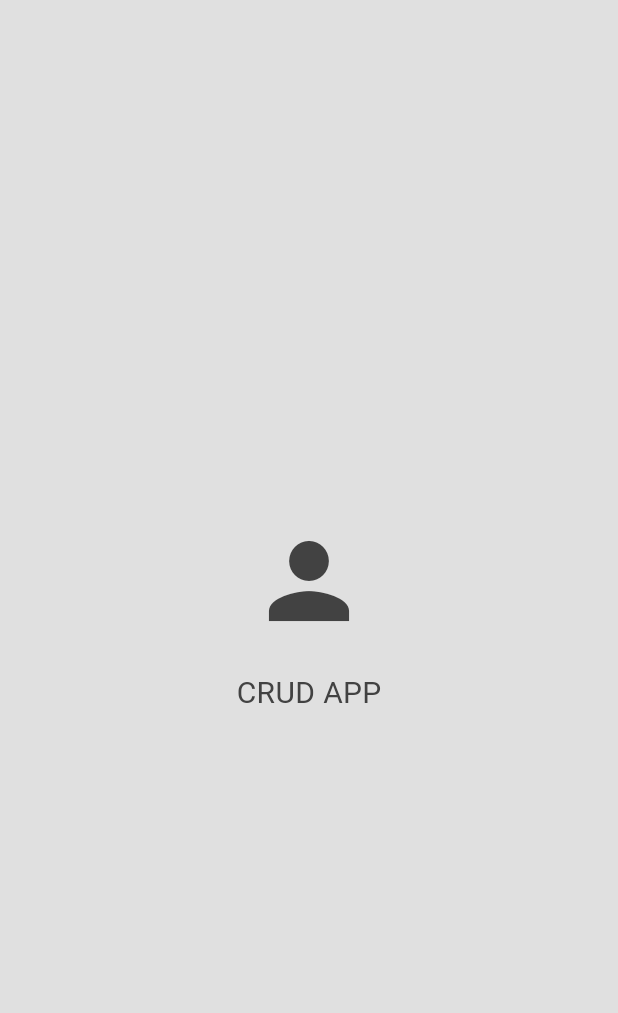
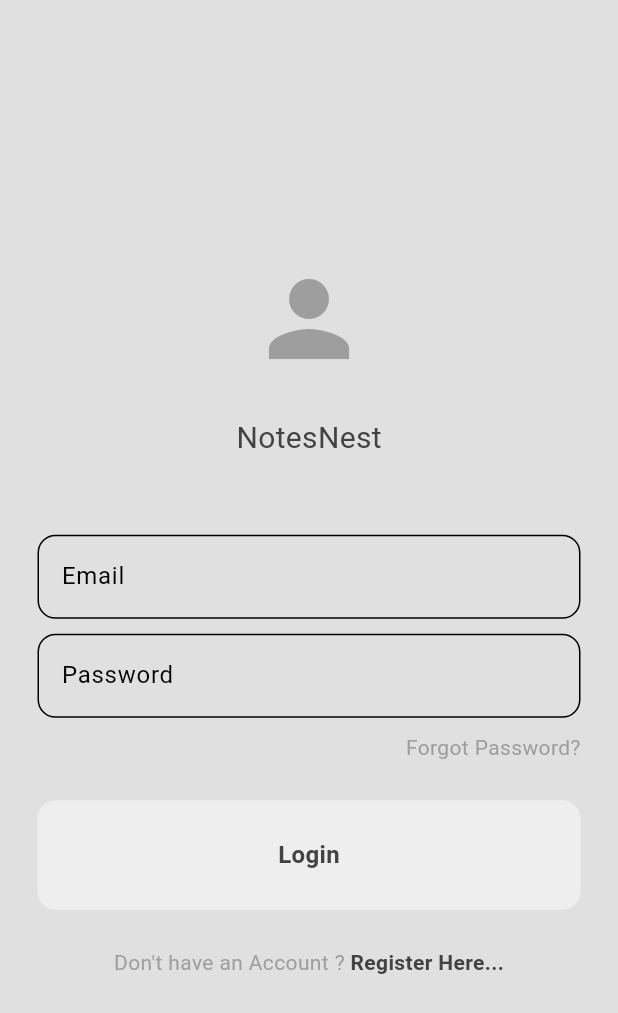
Before and after one commit to rahull0328/Flutter-CRUD, a Flutter app: the screen it shows after launch, on a phone screen of 412 x 824 dp. Shown: the top 1013 px of the screen. Run offline on Flutter 3.47's test engine with Material 3 defaults, Android fonts, the phone set to English and light mode, and no system bars; our stand-ins replace cloud_firestore, firebase_core, flutter_dotenv; accounts and stored records are empty.

Commit message:
completed login page UI along with components

```diff
--- /dev/null
+++ b/lib/components/my_button.dart
@@ -0,0 +1,35 @@
+import 'package:flutter/material.dart';
+
+class MyButton extends StatelessWidget {
+  final String text;
+  final void Function()? onTap;
+
+  const MyButton({
+    super.key,
+    required this.text,
+    required this.onTap
+  });
+
+  @override
+  Widget build(BuildContext context) {
+    return GestureDetector(
+      onTap: onTap,
+      child: Container(
+        decoration: BoxDecoration(
+          color: Theme.of(context).colorScheme.primary,
+          borderRadius: BorderRadius.circular(12),
+        ),
+        padding: const EdgeInsets.all(25),
+        child: Center(
+          child: Text(
+              text,
+            style: const TextStyle(
+              fontWeight: FontWeight.bold,
+              fontSize: 16,
+            ),
+          ),
+        ),
+      ),
+    );
+  }
+}
--- a/lib/components/my_textfield.dart
+++ b/lib/components/my_textfield.dart
@@ -13,6 +13,15 @@ class MyTextfield extends StatelessWidget {
 
   @override
   Widget build(BuildContext context) {
-    return TextField();
+    return TextField(
+      controller: controller,
+      decoration: InputDecoration(
+        border: OutlineInputBorder(
+          borderRadius: BorderRadius.circular(12)
+        ),
+        hintText: hintText
+      ),
+      obscureText: obscureText,
+    );
   }
 }
--- a/lib/main.dart
+++ b/lib/main.dart
@@ -20,7 +20,7 @@ class MyApp extends StatelessWidget {
   Widget build(BuildContext context) {
     return MaterialApp(
       debugShowCheckedModeBanner: false,
-      home: const LoginPage(),
+      home: LoginPage(),
       theme: lightMode,
       darkTheme: darkMode,
     );
--- a/lib/pages/login_page.dart
+++ b/lib/pages/login_page.dart
@@ -1,17 +1,27 @@
+import 'package:crud/components/my_button.dart';
+import 'package:crud/components/my_textfield.dart';
 import 'package:flutter/material.dart';
 
-void main () {
-  runApp(const LoginPage());
+class LoginPage extends StatelessWidget {
+
+  //text editing controller
+  final TextEditingController emailController = TextEditingController();
+  final TextEditingController passwordController = TextEditingController();
+
+  //login method
+  void login() {
+
   }
 
-class LoginPage extends StatelessWidget {
-  const LoginPage({super.key});
+  LoginPage({super.key});
 
   @override
   Widget build(BuildContext context) {
     return Scaffold(
       backgroundColor: Theme.of(context).colorScheme.background,
       body: Center(
+        child: Padding(
+          padding: const EdgeInsets.all(25.0),
           child: Column(
             mainAxisAlignment: MainAxisAlignment.center,
             children: [
@@ -21,18 +31,75 @@ class LoginPage extends StatelessWidget {
                 size: 80,
                 color: Theme.of(context).colorScheme.inversePrimary,
               ),
-            const SizedBox(height: 20),
+              const SizedBox(height: 25),
+
               //app name
-            Text(
-              "CRUD APP",
+              const Text(
+                "NotesNest",
                 style: TextStyle(fontSize: 20),
               ),
+              const SizedBox(height: 50),
+
+              //email textField
+              MyTextfield(
+                  hintText: "Email",
+                  obscureText: false,
+                  controller: emailController
+              ),
+              const SizedBox(height: 10),
+
+              //password textField
+              MyTextfield(
+                  hintText: "Password",
+                  obscureText: true,
+                  controller: passwordController
+              ),
+              const SizedBox(height: 10),
+
+              //forgot password
+              Row(
+                mainAxisAlignment: MainAxisAlignment.end,
+                children: [
+                  Text(
+                    "Forgot Password?",
+                    style: TextStyle(
+                        color: Theme.of(context).colorScheme.inversePrimary
+                    ),
+                  ),
                 ],
-          //email textField
-          //password textField
-          //forgot password
+              ),
+              const SizedBox(height: 25),
+
               //sign in button
+              MyButton(
+                  text: "Login",
+                  onTap: login,
+              ),
+              const SizedBox(height: 25,),
+
               //don't have an account register here
+              Row(
+                mainAxisAlignment: MainAxisAlignment.center,
+                children: [
+                  Text(
+                    "Don't have an Account ?",
+                    style: TextStyle(
+                      color: Theme.of(context).colorScheme.inversePrimary
+                    ),
+                  ),
+                  GestureDetector(
+                    onTap: () {},
+                    child: const Text(
+                      " Register Here...",
+                      style: TextStyle(
+                        fontWeight: FontWeight.bold,
+                      ),
+                    ),
+                  )
+                ],
+              ),
+            ],
+          ),
         ),
       ),
     );
--- a/lib/theme/light_mode.dart
+++ b/lib/theme/light_mode.dart
@@ -6,7 +6,7 @@ ThemeData lightMode = ThemeData(
     background: Colors.grey.shade300,
     primary: Colors.grey.shade200,
     secondary: Colors.grey.shade400,
-    inversePrimary: Colors.grey.shade800,
+    inversePrimary: Colors.grey.shade500,
   ),
   textTheme: ThemeData.light().textTheme.apply(
     bodyColor: Colors.grey[800],
```
Lines whose indentation alone changed are shown as unchanged.
